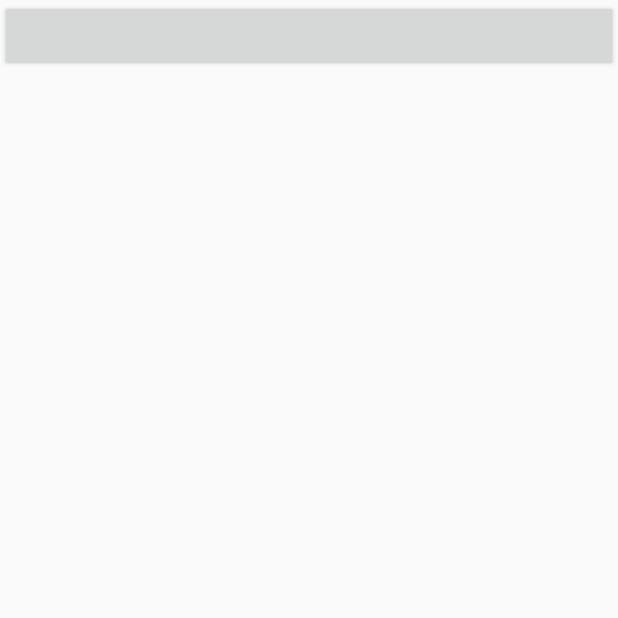
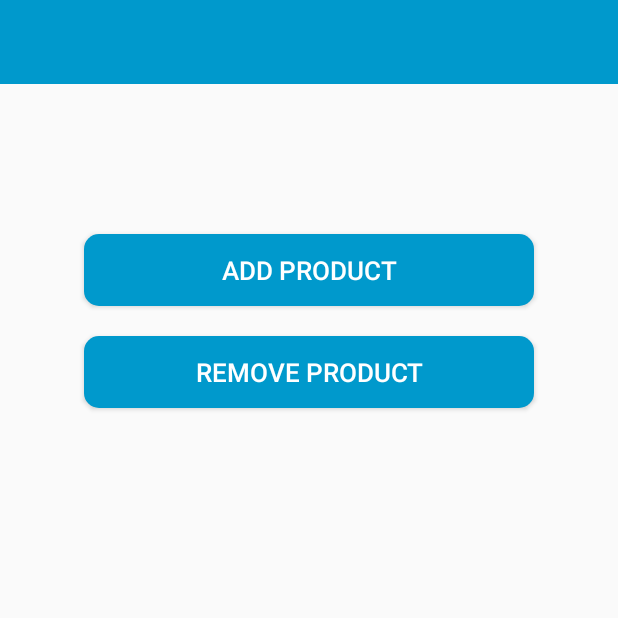
Before and after one commit to nikhiltatpati/CreditPartner, an Android app: the AddAdminsActivity screen opened directly, with no data from a screen before it, on a phone screen of 412 x 824 dp, the top half of it. Run offline under Robolectric (Android 15) with nearby library versions, the phone set to English and light mode, and no system bars; 1 statement that could not run was skipped.

Commit message:
my_account

```diff
--- a/app/build.gradle
+++ b/app/build.gradle
@@ -32,10 +32,6 @@ dependencies {
     androidTestImplementation 'androidx.test.espresso:espresso-core:3.2.0'
     implementation 'de.hdodenhof:circleimageview:3.0.1'
     implementation 'com.android.support:design:28.0.0'
-    implementation 'de.hdodenhof:circleimageview:3.0.1'
-    implementation 'com.android.support:design:28.0.0'
-    implementation 'com.github.bumptech.glide:glide:4.9.0'
-    implementation 'com.android.support:support-v4:28.0.0'
     implementation 'com.github.bumptech.glide:glide:4.9.0'
     implementation 'com.android.support:support-v4:28.0.0'
 }
--- a/app/src/main/java/com/example/creditpartner/Activities/AddAdminsActivity.java
+++ b/app/src/main/java/com/example/creditpartner/Activities/AddAdminsActivity.java
@@ -3,10 +3,15 @@ package com.example.creditpartner.Activities;
 import androidx.appcompat.app.AppCompatActivity;
 
 import android.os.Bundle;
+import android.view.View;
+import android.widget.Button;
 
 import com.example.creditpartner.R;
 
 public class AddAdminsActivity extends AppCompatActivity {
+
+    private Button addAdmin, removeAdmin, addProduct, removeProduct;
+    private String isSuperAdmin;
 
     @Override
     protected void onCreate(Bundle savedInstanceState) {
@@ -18,5 +23,17 @@ public class AddAdminsActivity extends AppCompatActivity {
 
     private void Initialize() {
 
+        isSuperAdmin = getIntent().getStringExtra("isSuperAdmin");
+
+        addAdmin = (Button)findViewById(R.id.add_admin);
+        removeAdmin = (Button)findViewById(R.id.remove_admin);
+        addProduct = (Button)findViewById(R.id.add_product);
+        removeProduct = (Button)findViewById(R.id.remove_product);
+
+        if(isSuperAdmin.equals("True"))
+        {
+            addAdmin.setVisibility(View.VISIBLE);
+            removeAdmin.setVisibility(View.VISIBLE);
+        }
     }
 }
--- a/app/src/main/res/layout/activity_add_admins.xml
+++ b/app/src/main/res/layout/activity_add_admins.xml
@@ -6,9 +6,61 @@
     android:layout_height="match_parent"
     tools:context=".Activities.AddAdminsActivity">
 
+
+    <include
+        android:id="@+id/add_admin_bar"
+        layout="@layout/app_bar"/>
+
+
     <Button
-        android:layout_width="match_parent"
-        android:layout_height="wrap_content"/>
+        android:id="@+id/add_product"
+        android:layout_width="300dp"
+        android:layout_height="wrap_content"
+        android:layout_centerHorizontal="true"
+        android:background="@drawable/buttons"
+        android:layout_marginTop="100dp"
+        android:text="Add Product"
+        android:textColor="@android:color/white"
+        android:textSize="17dp"
+        android:layout_below="@id/add_admin_bar"/>
+
+    <Button
+        android:id="@+id/remove_product"
+        android:layout_width="300dp"
+        android:layout_height="wrap_content"
+        android:layout_centerHorizontal="true"
+        android:background="@drawable/buttons"
+        android:layout_marginTop="20dp"
+        android:text="Remove Product"
+        android:textColor="@android:color/white"
+        android:textSize="17dp"
+        android:layout_below="@id/add_product"/>
+
+    <Button
+        android:id="@+id/add_admin"
+        android:layout_width="300dp"
+        android:layout_height="wrap_content"
+        android:layout_centerHorizontal="true"
+        android:background="@drawable/buttons"
+        android:layout_marginTop="20dp"
+        android:text="Add Admin"
+        android:textColor="@android:color/white"
+        android:textSize="17dp"
+        android:visibility="gone"
+        android:layout_below="@id/remove_product"/>
+
+    <Button
+        android:id="@+id/remove_admin"
+        android:layout_width="300dp"
+        android:layout_height="wrap_content"
+        android:layout_centerHorizontal="true"
+        android:background="@drawable/buttons"
+        android:layout_marginTop="20dp"
+        android:visibility="gone"
+        android:text="Remove Admin"
+        android:textColor="@android:color/white"
+        android:textSize="17dp"
+        android:layout_below="@id/add_admin"/>
 
 
 
--- a/app/src/main/res/layout/slide_layout.xml
+++ b/app/src/main/res/layout/slide_layout.xml
@@ -26,7 +26,7 @@
         android:layout_marginTop="10dp"
         android:layout_marginRight="10dp"
         android:textColor="@android:color/black"
-        android:textSize="25sp"
+        android:textSize="22sp"
         android:textStyle="bold" />
 
     <TextView
```
Also changed, not shown: app/src/main/java/com/example/creditpartner/Activities/MainActivity.java (+11 -3 lines), app/src/main/java/com/example/creditpartner/Activities/PaisaTrackerActivity.java (+20 -0 lines), app/src/main/java/com/example/creditpartner/Adapters/ExpenseAdapter.java (added, +65 -0 lines), app/src/main/java/com/example/creditpartner/Classes/Expenses.java (added, +39 -0 lines), app/src/main/res/layout/activity_paisa_tracker.xml (+67 -3 lines).
